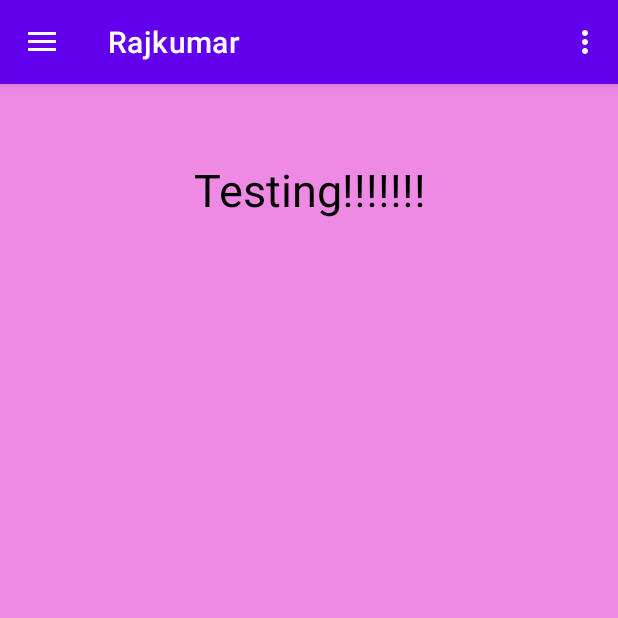
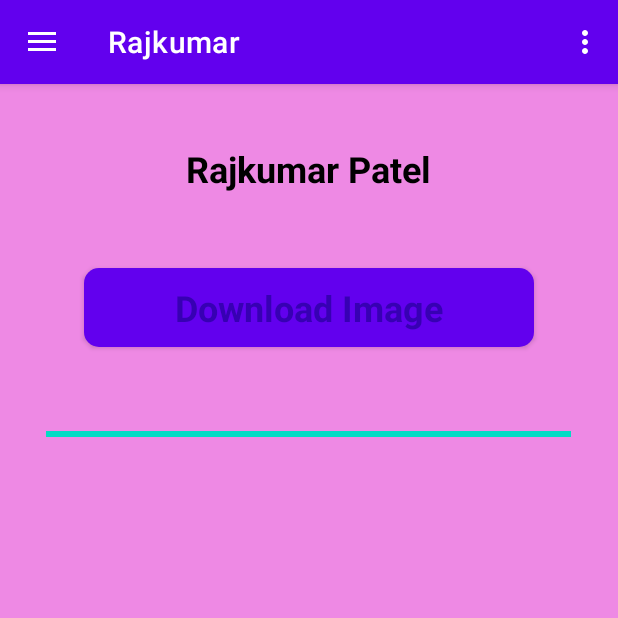
Before and after one commit to RajkumarPatel28/RajkumarPatelAssign3, an Android app: the screen it shows after launch (RajkumarActivity), in the side drawer, after a tap on "Rajkumar", on a phone screen of 412 x 824 dp, the top half of it. Run offline under Robolectric (Android 15) with nearby library versions, the phone set to English and light mode, and no system bars; our stand-ins replace navigation-ui.

Commit message:
RajDown Activity
- Added button and progressbar
- Added style for button

```diff
--- /dev/null
+++ b/rajkumarlab3/src/main/res/drawable/button_design.xml
@@ -0,0 +1,7 @@
+<?xml version="1.0" encoding="utf-8"?>
+<shape xmlns:android="http://schemas.android.com/apk/res/android" android:shape="rectangle">
+
+    <solid android:color="@color/white"/>
+    <corners android:radius="10dp"/>
+
+</shape>
--- a/rajkumarlab3/src/main/res/layout/raj_down.xml
+++ b/rajkumarlab3/src/main/res/layout/raj_down.xml
@@ -10,13 +10,31 @@
 
 
     <TextView
-        android:id="@+id/textView"
-        android:layout_width="match_parent"
+        android:id="@+id/rajNameTv2"
+        android:layout_width="wrap_content"
         android:layout_height="wrap_content"
-        android:gravity="center"
-        android:layout_marginTop="50dp"
-        android:textSize="30sp"
-        android:textColor="@color/black"
-        android:text="Testing!!!!!!!" />
+        android:layout_gravity="center"
+        android:layout_marginTop="40dip"
+        style="@style/TextStyle"
+        android:text="@string/fullname_tv" />
+
+    <Button
+        android:id="@+id/rajBtn"
+        android:layout_width="300dip"
+        android:layout_height="wrap_content"
+        android:layout_marginTop="50dip"
+        android:layout_gravity="center"
+        style="@style/ButtonStyle"
+        android:text="Download Image" />
+
+    <ProgressBar
+        android:id="@+id/rajPbar"
+        style="?android:attr/progressBarStyleHorizontal"
+        android:layout_width="350dip"
+        android:layout_height="wrap_content"
+        android:layout_gravity="center"
+        android:layout_marginTop="50dip"
+        android:max="100"
+        android:progress="100"/>
 
 </LinearLayout>
--- a/rajkumarlab3/src/main/res/values/colors.xml
+++ b/rajkumarlab3/src/main/res/values/colors.xml
@@ -12,4 +12,5 @@
     <color name="purple">#ee89e4</color>
     <color name="yellow">#feff66</color>
     <color name="lightRed">#fb5555</color>
+    <color name="colorPrimaryDark">#3700B3</color>
 </resources>
--- a/rajkumarlab3/src/main/res/values/styles.xml
+++ b/rajkumarlab3/src/main/res/values/styles.xml
@@ -6,5 +6,11 @@
         <item name="android:textColor">@color/black</item>
     </style>
 
+    <style name="ButtonStyle" parent="@android:style/Widget.Button">
+        <item name="android:textSize">24sp</item>
+        <item name="android:textStyle">bold</item>
+        <item name="android:textColor">@color/colorPrimaryDark</item>
+        <item name="android:background">@drawable/button_design</item>
+    </style>
 
 </resources>
```
